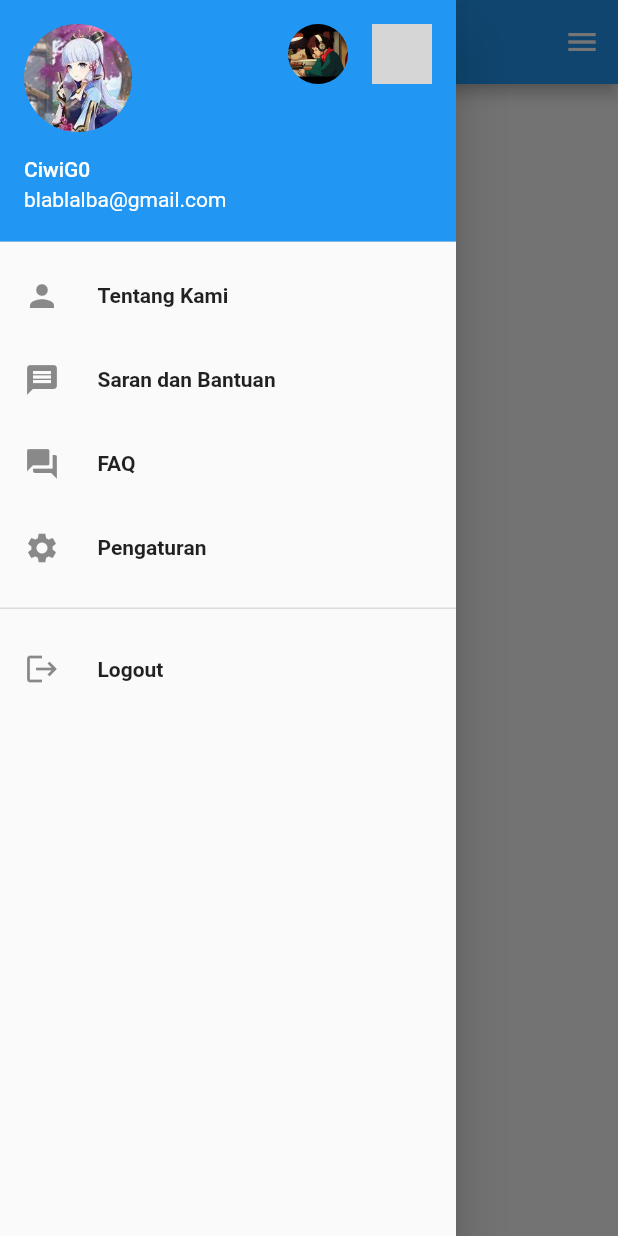
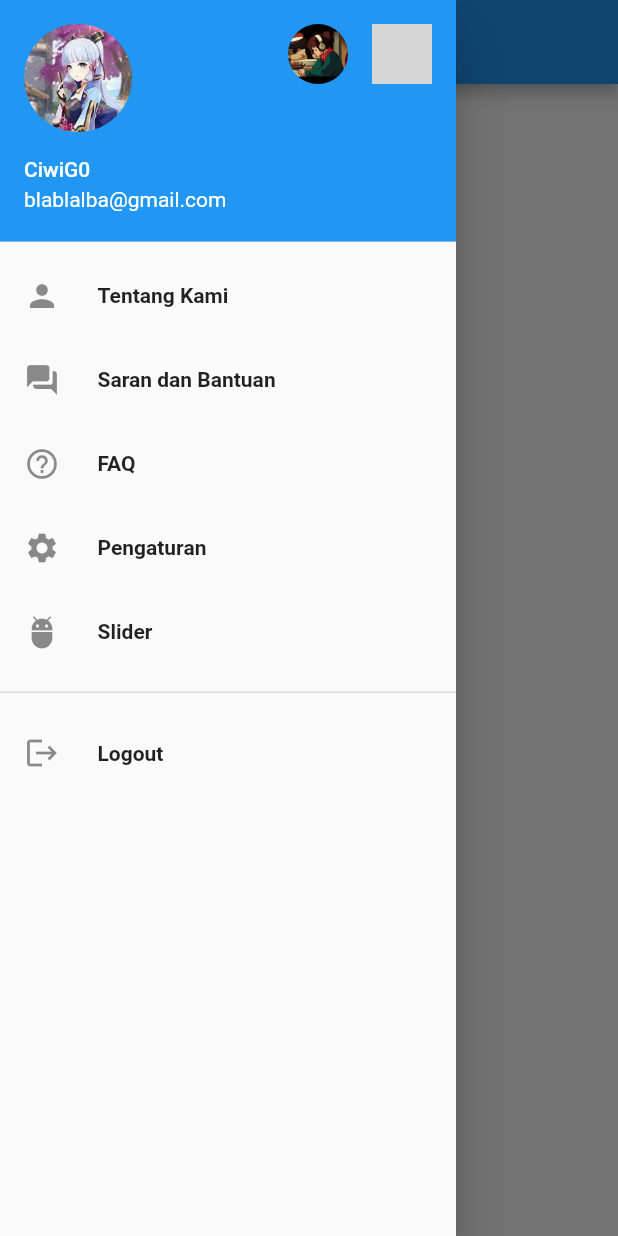
Before and after one commit to AlihDrajat/Membadut, a Flutter app: the Rumah screen opened directly, with the side drawer open, on a phone screen of 412 x 824 dp. Run offline on Flutter 3.47's test engine with Material 2 defaults, Android fonts, the phone set to English and light mode, and no system bars; our stand-ins replace carousel_slider; grey boxes are pictures that could not be loaded.

Commit message:
initial commit

```diff
--- a/lib/drawer.dart
+++ b/lib/drawer.dart
@@ -4,6 +4,7 @@ import 'package:login_cenah/pengaturan.dart';
 import 'package:login_cenah/pertanyaan.dart';
 import 'package:login_cenah/saran.dart';
 import 'package:login_cenah/tentang.dart';
+import 'package:login_cenah/slider.dart';
 
 class Drawers extends StatelessWidget {
   @override
@@ -24,7 +25,7 @@ class Drawers extends StatelessWidget {
             },
           ),
           _drawerItem(
-            icon: Icons.message,
+            icon: Icons.question_answer_rounded,
             text: 'Saran dan Bantuan',
             onTap: () {
               Navigator.pushReplacement(context,
@@ -34,7 +35,7 @@ class Drawers extends StatelessWidget {
             },
           ),
           _drawerItem(
-            icon: Icons.question_answer,
+            icon: Icons.help_outline_sharp,
             text: 'FAQ',
             onTap: () {
               Navigator.pushReplacement(context,
@@ -50,6 +51,16 @@ class Drawers extends StatelessWidget {
               Navigator.pushReplacement(context,
                   MaterialPageRoute(builder: (context) {
                 return Setting();
+              })),
+            },
+          ),
+          _drawerItem(
+            icon: Icons.adb,
+            text: 'Slider',
+            onTap: () => {
+              Navigator.pushReplacement(context,
+                  MaterialPageRoute(builder: (context) {
+                return Sliders();
               })),
             },
           ),
--- a/lib/rumah.dart
+++ b/lib/rumah.dart
@@ -1,5 +1,4 @@
 import 'package:flutter/material.dart';
-import 'package:login_cenah/main.dart';
 import 'drawer.dart';
 
 class Rumah extends StatefulWidget {
@@ -15,7 +14,6 @@ class _RumahState extends State<Rumah> {
           title: Text('Ini Halaman Utama'),
         ),
         drawer: Drawers(),
-        endDrawer: Drawers(),
         body: Center(
             child: Column(
           children: <Widget>[
@@ -23,16 +21,6 @@ class _RumahState extends State<Rumah> {
               'Selamat Datang',
               style: TextStyle(fontSize: 20),
             ),
-            SizedBox(
-              height: 10,
-            ),
-            ElevatedButton(
-              onPressed: () {
-                Navigator.pushReplacement(
-                    context, MaterialPageRoute(builder: (context) => Login()));
-              },
-              child: Text('Keluar'),
-            )
           ],
         )));
   }
--- a/pubspec.yaml
+++ b/pubspec.yaml
@@ -29,6 +29,7 @@ dependencies:
   cupertino_icons: ^1.0.2
   http: ^0.13.3
   shared_preferences: ^2.0.7
+  carousel_slider: ^1.3.0
 
 dev_dependencies:
   flutter_test:
@@ -51,6 +52,9 @@ flutter:
     - assets/WHO TAO.jpg
     - assets/DSCF6181.jpg
     - assets/istri.jpg
+    - assets/mihoyo.jpg
+    - assets/shopi.jpg
+    - assets/telkom.jpg
 
   # An image asset can refer to one or more resolution-specific "variants", see
   # https://flutter.dev/assets-and-images/#resolution-aware.
```
Also changed, not shown: lib/main.dart (+4 -3 lines), lib/slider.dart (added, +52 -0 lines), assets/mihoyo.jpg (added), assets/shopi.jpg (added), assets/telkom.jpg (added), pubspec.lock.
